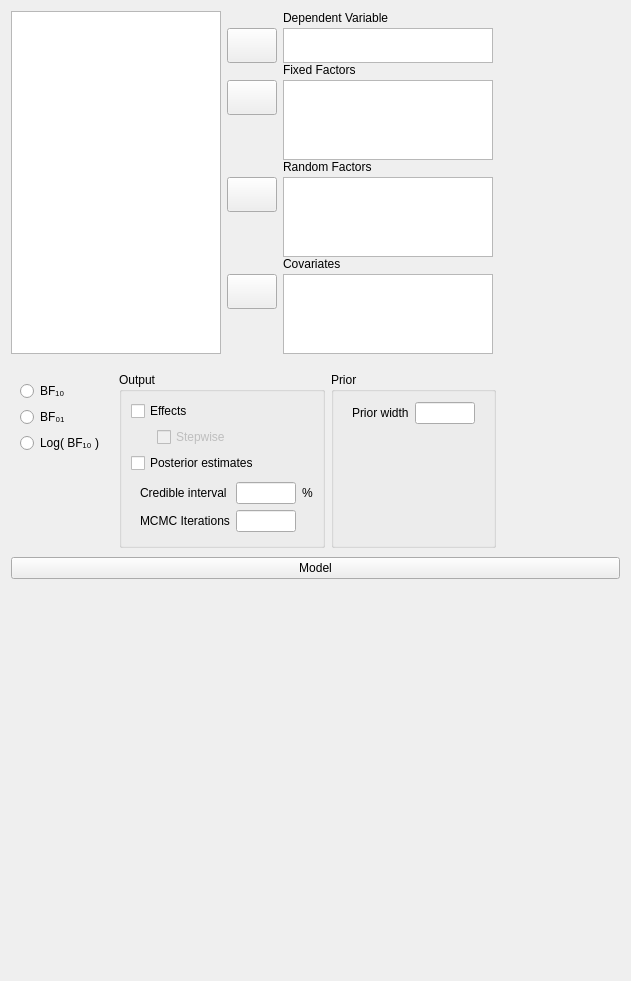
jasp-stats/jasp-desktop, file JASP-Desktop/analysisforms/ancovabayesianform.ui: the form before one commit.
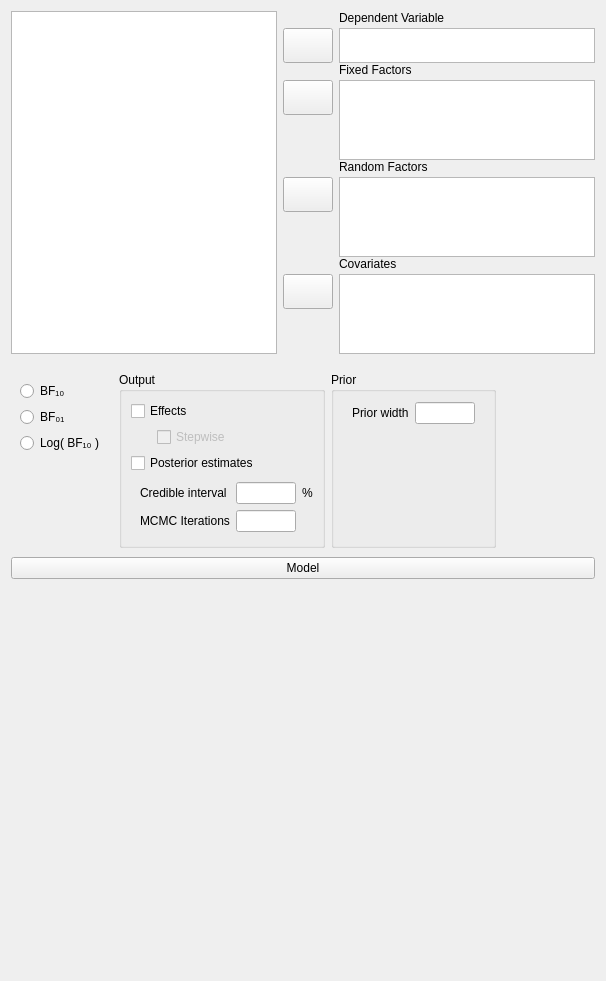
The form after the commit. Custom widgets are drawn as their Qt base class.

The edit to the form file:
```diff
--- a/JASP-Desktop/analysisforms/ancovabayesianform.ui
+++ b/JASP-Desktop/analysisforms/ancovabayesianform.ui
@@ -6,10 +6,16 @@
    <rect>
     <x>0</x>
     <y>0</y>
-    <width>631</width>
+    <width>606</width>
     <height>981</height>
    </rect>
   </property>
+  <property name="sizePolicy">
+   <sizepolicy hsizetype="Fixed" vsizetype="Preferred">
+    <horstretch>0</horstretch>
+    <verstretch>0</verstretch>
+   </sizepolicy>
+  </property>
   <property name="windowTitle">
    <string>Form</string>
   </property>
@@ -20,7 +26,7 @@
    <item>
     <widget class="QWidget" name="topWidget" native="true">
      <property name="sizePolicy">
-      <sizepolicy hsizetype="Fixed" vsizetype="Fixed">
+      <sizepolicy hsizetype="Expanding" vsizetype="Fixed">
        <horstretch>0</horstretch>
        <verstretch>0</verstretch>
       </sizepolicy>
@@ -103,20 +109,20 @@
          <item row="1" column="1">
           <widget class="BoundListView" name="dependent">
            <property name="sizePolicy">
-            <sizepolicy hsizetype="Fixed" vsizetype="Fixed">
+            <sizepolicy hsizetype="Preferred" vsizetype="Fixed">
              <horstretch>0</horstretch>
              <verstretch>0</verstretch>
             </sizepolicy>
            </property>
            <property name="minimumSize">
             <size>
-             <width>210</width>
+             <width>0</width>
              <height>35</height>
             </size>
            </property>
            <property name="maximumSize">
             <size>
-             <width>210</width>
+             <width>16777215</width>
              <height>35</height>
             </size>
            </property>
@@ -177,20 +183,20 @@
          <item row="1" column="1" rowspan="2">
           <widget class="BoundListView" name="randomFactors">
            <property name="sizePolicy">
-            <sizepolicy hsizetype="Fixed" vsizetype="Fixed">
+            <sizepolicy hsizetype="Preferred" vsizetype="Fixed">
              <horstretch>0</horstretch>
              <verstretch>0</verstretch>
             </sizepolicy>
            </property>
            <property name="minimumSize">
             <size>
-             <width>210</width>
+             <width>0</width>
              <height>80</height>
             </size>
            </property>
            <property name="maximumSize">
             <size>
-             <width>210</width>
+             <width>16777215</width>
              <height>80</height>
             </size>
            </property>
@@ -287,20 +293,20 @@
          <item row="1" column="1" rowspan="2">
           <widget class="BoundListView" name="fixedFactors">
            <property name="sizePolicy">
-            <sizepolicy hsizetype="Fixed" vsizetype="Fixed">
+            <sizepolicy hsizetype="Preferred" vsizetype="Fixed">
              <horstretch>0</horstretch>
              <verstretch>0</verstretch>
             </sizepolicy>
            </property>
            <property name="minimumSize">
             <size>
-             <width>210</width>
+             <width>0</width>
              <height>80</height>
             </size>
            </property>
            <property name="maximumSize">
             <size>
-             <width>210</width>
+             <width>16777215</width>
              <height>80</height>
             </size>
            </property>
@@ -371,20 +377,20 @@
          <item row="1" column="1" rowspan="2">
           <widget class="BoundListView" name="covariates">
            <property name="sizePolicy">
-            <sizepolicy hsizetype="Fixed" vsizetype="Fixed">
+            <sizepolicy hsizetype="Preferred" vsizetype="Fixed">
              <horstretch>0</horstretch>
              <verstretch>0</verstretch>
             </sizepolicy>
            </property>
            <property name="minimumSize">
             <size>
-             <width>210</width>
+             <width>0</width>
              <height>80</height>
             </size>
            </property>
            <property name="maximumSize">
             <size>
-             <width>210</width>
+             <width>16777215</width>
              <height>80</height>
             </size>
            </property>
@@ -419,20 +425,20 @@
       <item row="0" column="0" rowspan="5">
        <widget class="AvailableFieldsListView" name="listAvailableFields">
         <property name="sizePolicy">
-         <sizepolicy hsizetype="Fixed" vsizetype="Preferred">
+         <sizepolicy hsizetype="Preferred" vsizetype="Preferred">
           <horstretch>0</horstretch>
           <verstretch>0</verstretch>
          </sizepolicy>
         </property>
         <property name="minimumSize">
          <size>
-          <width>210</width>
+          <width>0</width>
           <height>0</height>
          </size>
         </property>
         <property name="maximumSize">
          <size>
-          <width>210</width>
+          <width>16777215</width>
           <height>16777215</height>
          </size>
         </property>
```
